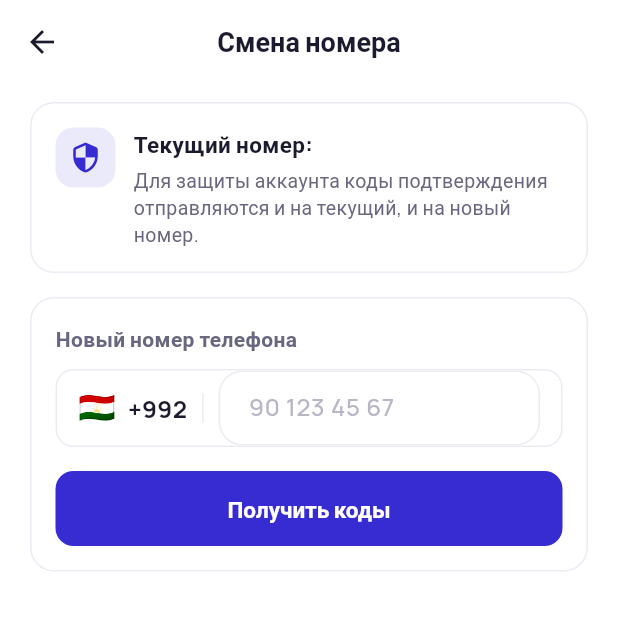
After one commit to somoni69/payk, a Flutter app: the PhoneChangeScreen screen opened by its route, on a phone screen of 412 x 824 dp, the top half of it. The commit adds this screen. Run offline on Flutter 3.47's test engine with Material 3 defaults, Android fonts, the phone set to English and light mode, and no system bars; our stand-ins replace flutter_riverpod, flutter_svg, go_router, image_picker, qr_flutter, share_plus and 1 more; accounts and stored records are empty.

Commit message:
feat(loyalty): sync phone change, wholesale checks and payment rules from loyalty-app

```diff
--- a/lib/app/router.dart
+++ b/lib/app/router.dart
@@ -16,6 +16,7 @@ import '../features/history/history_screen.dart';
 import '../features/home/home_screen.dart';
 import '../features/notifications/notifications_screen.dart';
 import '../features/profile/connect_screen.dart';
+import '../features/profile/phone_change_screen.dart';
 import '../features/profile/profile_screen.dart';
 import '../features/rules/rules_screen.dart';
 
@@ -129,6 +130,13 @@ final routerProvider = Provider<GoRouter>((ref) {
         ),
       ),
       GoRoute(
+        path: '/profile/phone',
+        pageBuilder: (context, state) => PaykMotion.buildPage(
+          state: state,
+          child: const PhoneChangeScreen(),
+        ),
+      ),
+      GoRoute(
         path: '/profile/connect',
         pageBuilder: (context, state) => PaykMotion.buildPage(
           state: state,
--- a/lib/data/api/api_config.dart
+++ b/lib/data/api/api_config.dart
@@ -11,6 +11,11 @@ class ApiConfig {
     defaultValue: 'almosi',
   );
 
+  static const supportWhatsApp = String.fromEnvironment(
+    'SUPPORT_WHATSAPP',
+    defaultValue: '992555518220',
+  );
+
   static String get base {
     final trimmed = root.replaceAll(RegExp(r'/+$'), '');
     return '$trimmed/loyalty-app';
--- a/lib/data/models/models.dart
+++ b/lib/data/models/models.dart
@@ -339,6 +339,10 @@ class PendingCheck {
     this.toTen = false,
     this.balance,
     this.debt,
+    this.eligible,
+    this.excludedAmount,
+    this.isWholesale = false,
+    this.source,
   });
 
   final int id;
@@ -361,6 +365,10 @@ class PendingCheck {
   final bool toTen;
   final double? balance;
   final double? debt;
+  final double? eligible;
+  final double? excludedAmount;
+  final bool isWholesale;
+  final String? source;
 
   factory PendingCheck.fromJson(Map<String, dynamic> json) {
     return PendingCheck(
@@ -384,6 +392,39 @@ class PendingCheck {
       toTen: json['to_ten'] == true,
       balance: asMoneyOrNull(json['balance']),
       debt: asMoneyOrNull(json['debt']),
+      eligible: asMoneyOrNull(json['eligible']),
+      excludedAmount: asMoneyOrNull(json['excluded_amount']),
+      isWholesale: json['is_wholesale'] == true,
+      source: asStringOrNull(json['source']),
+    );
+  }
+}
+
+class PhoneChangeStart {
+  const PhoneChangeStart({
+    required this.phone,
+    required this.oldPhone,
+    required this.resendIn,
+    required this.ttl,
+    this.debugOld,
+    this.debugNew,
+  });
+
+  final String phone;
+  final String oldPhone;
+  final int resendIn;
+  final int ttl;
+  final String? debugOld;
+  final String? debugNew;
+
+  factory PhoneChangeStart.fromJson(Map<String, dynamic> json) {
+    return PhoneChangeStart(
+      phone: asString(json['phone']),
+      oldPhone: asString(json['old_phone']),
+      resendIn: asInt(json['resend_in']),
+      ttl: asInt(json['ttl']),
+      debugOld: asStringOrNull(json['debug_old']),
+      debugNew: asStringOrNull(json['debug_new']),
     );
   }
 }
--- /dev/null
+++ b/lib/features/profile/phone_change_screen.dart
@@ -0,0 +1,443 @@
+import 'dart:async';
+
+import 'package:flutter/material.dart';
+import 'package:flutter/services.dart';
+import 'package:flutter_riverpod/flutter_riverpod.dart';
+
+import '../../core/format.dart';
+import '../../core/motion/payk_motion.dart';
+import '../../core/theme/payk_colors.dart';
+import '../../core/widgets/message.dart';
+import '../../data/api/api_exception.dart';
+import '../../data/models/models.dart';
+import '../../data/providers.dart';
+
+/// Экран смены номера телефона (Л1.10):
+/// Коды приходят на текущий и на новый номер, номер меняется только после ввода обоих.
+class PhoneChangeScreen extends ConsumerStatefulWidget {
+  const PhoneChangeScreen({super.key});
+
+  @override
+  ConsumerState<PhoneChangeScreen> createState() => _PhoneChangeScreenState();
+}
+
+class _PhoneChangeScreenState extends ConsumerState<PhoneChangeScreen> {
+  final _phoneController = TextEditingController();
+  final _oldCodeController = TextEditingController();
+  final _newCodeController = TextEditingController();
+
+  PhoneChangeStart? _sent;
+  bool _busy = false;
+  String? _error;
+  int _secondsLeft = 0;
+  Timer? _timer;
+
+  @override
+  void dispose() {
+    _timer?.cancel();
+    _phoneController.dispose();
+    _oldCodeController.dispose();
+    _newCodeController.dispose();
+    super.dispose();
+  }
+
+  void _startTimer(int seconds) {
+    _timer?.cancel();
+    setState(() => _secondsLeft = seconds);
+    _timer = Timer.periodic(const Duration(seconds: 1), (timer) {
+      if (_secondsLeft <= 1) {
+        timer.cancel();
+        if (mounted) setState(() => _secondsLeft = 0);
+      } else {
+        if (mounted) setState(() => _secondsLeft--);
+      }
+    });
+  }
+
+  Future<void> _requestCodes(String currentPhone) async {
+    final rawDigits = _phoneController.text.replaceAll(RegExp(r'\D'), '');
+    if (rawDigits.length != 9) {
+      setState(() => _error = 'Введите 9 цифр номера');
+      return;
+    }
+    final targetPhone = '+992$rawDigits';
+    if (targetPhone == currentPhone) {
+      setState(() => _error = 'Этот номер уже привязан к вашему аккаунту');
+      return;
+    }
+
+    setState(() {
+      _busy = true;
+      _error = null;
+    });
+
+    try {
+      final res = await ref.read(loyaltyApiProvider).phoneStart(targetPhone);
+      if (!mounted) return;
+      HapticFeedback.lightImpact();
+      setState(() {
+        _sent = res;
+        _oldCodeController.clear();
+        _newCodeController.clear();
+      });
+      _startTimer(res.resendIn > 0 ? res.resendIn : 60);
+    } catch (err) {
+      if (!mounted) return;
+      setState(() => _error = errorText(err));
+    } finally {
+      if (mounted) setState(() => _busy = false);
+    }
+  }
+
+  Future<void> _confirmChange() async {
+    final sent = _sent;
+    if (sent == null) return;
+
+    final oldCode = _oldCodeController.text.trim();
+    final newCode = _newCodeController.text.trim();
+
+    if (oldCode.length != 6 || newCode.length != 6) {
+      setState(() => _error = 'Введите 6 цифр обоих кодов');
+      return;
+    }
+
+    setState(() {
+      _busy = true;
+      _error = null;
+    });
+
+    try {
+      final updated = await ref.read(loyaltyApiProvider).phoneConfirm(
+            sent.phone,
+            oldCode,
+            newCode,
+          );
+      if (!mounted) return;
+      ref.invalidate(meProvider);
+      HapticFeedback.mediumImpact();
+      showPaykMessage(context, 'Номер изменён на ${formatPhone(updated.phone)}');
+      Navigator.of(context).pop();
+    } catch (err) {
+      if (!mounted) return;
+      setState(() => _error = errorText(err));
+    } finally {
+      if (mounted) setState(() => _busy = false);
+    }
+  }
+
+  @override
+  Widget build(BuildContext context) {
+    final me = ref.watch(meProvider).asData?.value;
+    final currentPhone = me?.member.phone ?? '';
+    final sent = _sent;
+
+    return Scaffold(
+      backgroundColor: PaykColors.canvas,
+      appBar: AppBar(
+        backgroundColor: PaykColors.canvas,
+        elevation: 0,
+        scrolledUnderElevation: 0,
+        centerTitle: true,
+        leading: PaykPressable(
+          scaleDown: PaykMotion.scaleIcon,
+          child: IconButton(
+            icon: const Icon(Icons.arrow_back, color: PaykColors.textPrimary),
+            onPressed: () {
+              HapticFeedback.lightImpact();
+              Navigator.of(context).pop();
+            },
+          ),
+        ),
+        title: const Text(
+          'Смена номера',
+          style: TextStyle(
+            color: PaykColors.textPrimary,
+            fontSize: 18,
+            fontWeight: FontWeight.w700,
+            fontFamily: 'Manrope',
+          ),
+        ),
+      ),
+      body: SafeArea(
+        child: ListView(
+          padding: const EdgeInsets.symmetric(horizontal: 20, vertical: 12),
+          children: [
+            Container(
+              padding: const EdgeInsets.all(16),
+              decoration: BoxDecoration(
+                color: PaykColors.sheet,
+                borderRadius: BorderRadius.circular(16),
+                border: Border.all(color: PaykColors.border),
+              ),
+              child: Row(
+                crossAxisAlignment: CrossAxisAlignment.start,
+                children: [
+                  Container(
+                    width: 40,
+                    height: 40,
+                    decoration: BoxDecoration(
+                      color: PaykColors.primary.withValues(alpha: 0.1),
+                      borderRadius: BorderRadius.circular(12),
+                    ),
+                    child: const Icon(Icons.security_rounded, color: PaykColors.primary, size: 22),
+                  ),
+                  const SizedBox(width: 12),
+                  Expanded(
+                    child: Column(
+                      crossAxisAlignment: CrossAxisAlignment.start,
+                      children: [
+                        Text(
+                          'Текущий номер: ${formatPhone(currentPhone)}',
+                          style: const TextStyle(
+                            fontSize: 15,
+                            fontWeight: FontWeight.w700,
+                            color: PaykColors.textPrimary,
+                            fontFamily: 'Manrope',
+                          ),
+                        ),
+                        const SizedBox(height: 4),
+                        const Text(
+                          'Для защиты аккаунта коды подтверждения отправляются и на текущий, и на новый номер.',
+                          style: TextStyle(
+                            fontSize: 13,
+                            color: PaykColors.textSecondary,
+                            fontFamily: 'Manrope',
+                            height: 1.35,
+                          ),
+                        ),
+                      ],
+                    ),
+                  ),
+                ],
+              ),
+            ),
+            const SizedBox(height: 16),
+            if (sent == null) ...[
+              Container(
+                padding: const EdgeInsets.all(16),
+                decoration: BoxDecoration(
+                  color: PaykColors.sheet,
+                  borderRadius: BorderRadius.circular(16),
+                  border: Border.all(color: PaykColors.border),
+                ),
+                child: Column(
+                  crossAxisAlignment: CrossAxisAlignment.start,
+                  children: [
+                    const Text(
+                      'Новый номер телефона',
+                      style: TextStyle(
+                        fontSize: 14,
+                        fontWeight: FontWeight.w600,
+                        color: PaykColors.textSecondary,
+                        fontFamily: 'Manrope',
+                      ),
+                    ),
+                    const SizedBox(height: 10),
+                    Container(
+                      height: 52,
+                      decoration: BoxDecoration(
+                        color: Colors.white,
+                        borderRadius: BorderRadius.circular(12),
+                        border: Border.all(color: PaykColors.border),
+                      ),
+                      padding: const EdgeInsets.symmetric(horizontal: 14),
+                      child: Row(
+                        children: [
+                          const Text('🇹🇯', style: TextStyle(fontSize: 20)),
+                          const SizedBox(width: 8),
+                          const Text(
+                            '+992',
+                            style: TextStyle(
+                              fontSize: 16,
+                              fontWeight: FontWeight.w700,
+                              color: PaykColors.textPrimary,
+                            ),
+                          ),
+                          Container(
+                            height: 20,
+                            width: 1,
+                            margin: const EdgeInsets.symmetric(horizontal: 10),
+                            color: PaykColors.border,
+                          ),
+                          Expanded(
+                            child: TextField(
+                              controller: _phoneController,
+                              keyboardType: TextInputType.phone,
+                              style: const TextStyle(
+                                fontSize: 16,
+                                fontWeight: FontWeight.w700,
+                                color: PaykColors.textPrimary,
+                              ),
+                              inputFormatters: [
+                                FilteringTextInputFormatter.digitsOnly,
+                                LengthLimitingTextInputFormatter(9),
+                              ],
+                              decoration: const InputDecoration(
+                                isDense: true,
+                                border: InputBorder.none,
+                                hintText: '90 123 45 67',
+                                hintStyle: TextStyle(
+                                  color: Color(0xFFB8B5C5),
+                                  fontWeight: FontWeight.w500,
+                                ),
+                              ),
+                              onChanged: (_) {
+                                if (_error != null) setState(() => _error = null);
+                              },
+                            ),
+                          ),
+                        ],
+                      ),
+                    ),
+                    if (_error != null) ...[
+                      const SizedBox(height: 8),
+                      Text(
+                        _error!,
+                        style: const TextStyle(color: PaykColors.bad, fontSize: 13, fontWeight: FontWeight.w600),
+                      ),
+                    ],
+                    const SizedBox(height: 16),
+                    PaykPressable(
+                      child: FilledButton(
+                        onPressed: _busy ? null : () => _requestCodes(currentPhone),
+                        style: FilledButton.styleFrom(
+                          minimumSize: const Size.fromHeight(50),
+                          backgroundColor: PaykColors.primary,
+                          shape: RoundedRectangleBorder(borderRadius: BorderRadius.circular(12)),
+                        ),
+                        child: Text(
+                          _busy ? 'Отправка...' : 'Получить коды',
+                          style: const TextStyle(fontSize: 15, fontWeight: FontWeight.w700, fontFamily: 'Manrope'),
+                        ),
+                      ),
+                    ),
+                  ],
+                ),
+              ),
+            ] else ...[
+              Container(
+                padding: const EdgeInsets.all(16),
+                decoration: BoxDecoration(
+                  color: PaykColors.sheet,
+                  borderRadius: BorderRadius.circular(16),
+                  border: Border.all(color: PaykColors.border),
+                ),
+                child: Column(
+                  crossAxisAlignment: CrossAxisAlignment.start,
+                  children: [
+                    Text(
+                      'Коды отправлены на ${sent.oldPhone} и ${formatPhone(sent.phone)}',
+                      style: const TextStyle(
+                        fontSize: 14,
+                        color: PaykColors.textSecondary,
+                        fontFamily: 'Manrope',
+                      ),
+                    ),
+                    const SizedBox(height: 14),
+                    const Text(
+                      'Код со старого номера',
+                      style: TextStyle(fontSize: 13, fontWeight: FontWeight.w600, color: PaykColors.textSecondary),
+                    ),
+                    const SizedBox(height: 6),
+                    TextField(
+                      controller: _oldCodeController,
+                      keyboardType: TextInputType.number,
+                      maxLength: 6,
+                      textAlign: TextAlign.center,
+                      style: const TextStyle(fontSize: 22, fontWeight: FontWeight.w800, letterSpacing: 8),
+                      inputFormatters: [FilteringTextInputFormatter.digitsOnly],
+                      decoration: InputDecoration(
+                        counterText: '',
+                        hintText: '••••••',
+                        filled: true,
+                        fillColor: Colors.white,
+                        contentPadding: const EdgeInsets.symmetric(vertical: 12),
+                        border: OutlineInputBorder(
+                          borderRadius: BorderRadius.circular(12),
+                          borderSide: const BorderSide(color: PaykColors.border),
+                        ),
+                        enabledBorder: OutlineInputBorder(
+                          borderRadius: BorderRadius.circular(12),
+                          borderSide: const BorderSide(color: PaykColors.border),
+                        ),
+                      ),
+                    ),
+                    const SizedBox(height: 14),
+                    const Text(
+                      'Код с нового номера',
+                      style: TextStyle(fontSize: 13, fontWeight: FontWeight.w600, color: PaykColors.textSecondary),
+                    ),
+                    const SizedBox(height: 6),
+                    TextField(
+                      controller: _newCodeController,
+                      keyboardType: TextInputType.number,
+                      maxLength: 6,
+                      textAlign: TextAlign.center,
+                      style: const TextStyle(fontSize: 22, fontWeight: FontWeight.w800, letterSpacing: 8),
+                      inputFormatters: [FilteringTextInputFormatter.digitsOnly],
+                      decoration: InputDecoration(
+                        counterText: '',
+                        hintText: '••••••',
+                        filled: true,
+                        fillColor: Colors.white,
+                        contentPadding: const EdgeInsets.symmetric(vertical: 12),
+                        border: OutlineInputBorder(
+                          borderRadius: BorderRadius.circular(12),
+                          borderSide: const BorderSide(color: PaykColors.border),
+                        ),
+                        enabledBorder: OutlineInputBorder(
+                          borderRadius: BorderRadius.circular(12),
+                          borderSide: const BorderSide(color: PaykColors.border),
+                        ),
+                      ),
+                    ),
+                    if (_error != null) ...[
+                      const SizedBox(height: 8),
+                      Text(
+                        _error!,
+                        style: const TextStyle(color: PaykColors.bad, fontSize: 13, fontWeight: FontWeight.w600),
+                      ),
+                    ],
+                    const SizedBox(height: 16),
+                    PaykPressable(
+                      child: FilledButton(
+                        onPressed: _busy ? null : _confirmChange,
+                        style: FilledButton.styleFrom(
+                          minimumSize: const Size.fromHeight(50),
+                          backgroundColor: PaykColors.primary,
+                          shape: RoundedRectangleBorder(borderRadius: BorderRadius.circular(12)),
+                        ),
+                        child: Text(
+                          _busy ? 'Проверка...' : 'Подтвердить смену',
+                          style: const TextStyle(fontSize: 15, fontWeight: FontWeight.w700, fontFamily: 'Manrope'),
+                        ),
+                      ),
+                    ),
+                    const SizedBox(height: 10),
+                    Center(
+                      child: TextButton(
+                        onPressed: _secondsLeft > 0 || _busy
+                            ? null
+                            : () => _requestCodes(currentPhone),
+                        child: Text(
+                          _secondsLeft > 0
+                              ? 'Повторный код через $_secondsLeft с'
+                              : 'Отправить коды ещё раз',
+                          style: const TextStyle(
+                            fontSize: 13,
+                            fontWeight: FontWeight.w600,
+                            color: PaykColors.primary,
+                          ),
+                        ),
+                      ),
+                    ),
+                  ],
+                ),
+              ),
+            ],
+          ],
+        ),
+      ),
+    );
+  }
+}
```
Also changed, not shown: lib/data/api/loyalty_api.dart (+26 -0 lines), lib/features/code/payment_card.dart (+36 -5 lines), lib/features/profile/profile_screen.dart (+33 -5 lines).
